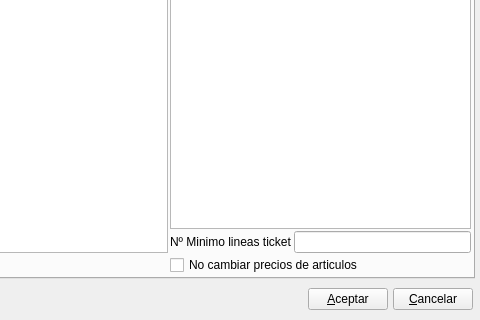
The window that bulmages/bulmafact/plugins/pluginz2z/z2zbase.ui (eboladev/Bulmages-1) describes before a commit, drawn with Qt 5; both pictures show x 142 to 622 and y 127 to 447 of the 622 by 447 pixel window.
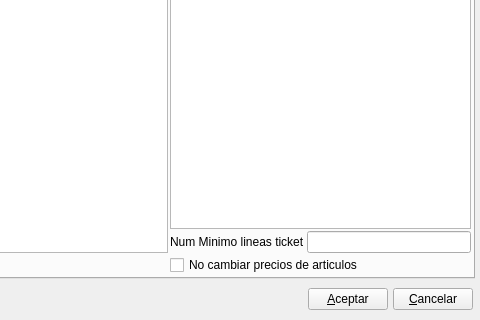
The same window after the commit. The open tabs and pages were chosen to show the change. Icons and pictures are not drawn.

What changed in the file:
```diff
--- a/bulmages/bulmafact/plugins/pluginz2z/z2zbase.ui
+++ b/bulmages/bulmafact/plugins/pluginz2z/z2zbase.ui
@@ -439,7 +439,7 @@
          <item>
           <widget class="QLabel" name="label_7" >
            <property name="text" >
-            <string>Nº Minimo lineas ticket</string>
+            <string>Num Minimo lineas ticket</string>
            </property>
           </widget>
          </item>
```
